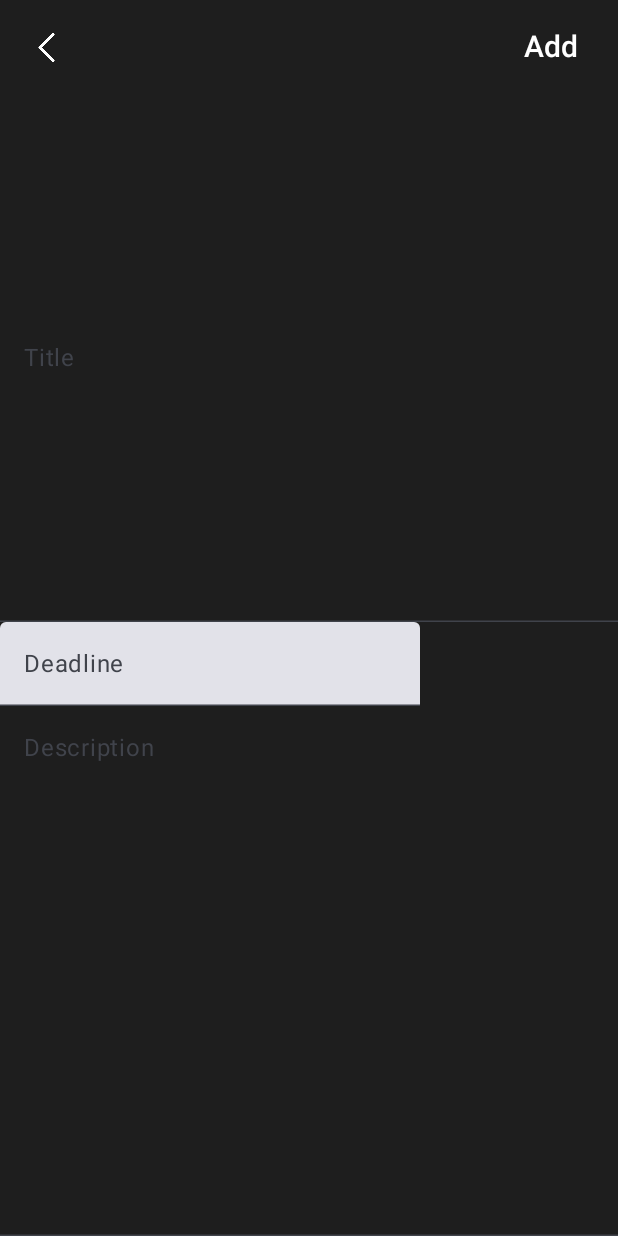
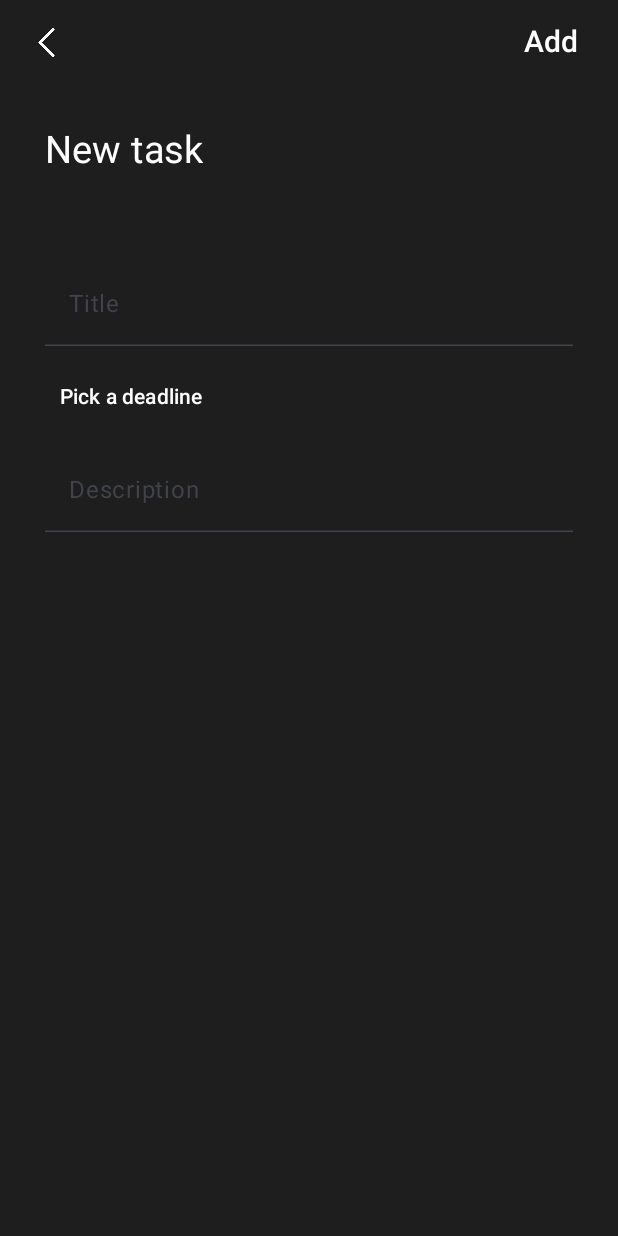
Before and after one commit to AndriQuinn/task-list-app-android, an Android app built with Jetpack Compose: the composable AddTaskScreen shown on its own in the app's theme, on a phone screen of 412 x 824 dp. Run offline under Robolectric (Android 15) with nearby library versions, the phone set to English and light mode, and no system bars.

Commit message:
Added AddTaskScreen body and navController

```diff
--- a/app/build.gradle.kts
+++ b/app/build.gradle.kts
@@ -41,6 +41,7 @@ android {
 
 dependencies {
 
+    implementation("androidx.navigation:navigation-compose:2.7.7")
     implementation(libs.androidx.core.ktx)
     implementation(libs.androidx.lifecycle.runtime.ktx)
     implementation(libs.androidx.activity.compose)
--- a/app/src/main/java/com/example/tasklist/ui/theme/screen/AddTaskScreen.kt
+++ b/app/src/main/java/com/example/tasklist/ui/theme/screen/AddTaskScreen.kt
@@ -50,50 +50,35 @@ import androidx.compose.ui.layout.ContentScale
 import androidx.compose.ui.platform.LocalContext
 import androidx.compose.runtime.*
 import android.app.DatePickerDialog
+import androidx.compose.ui.text.style.TextAlign
 import java.util.Calendar
-
+import androidx.navigation.NavController
+import androidx.navigation.NavHostController
+import androidx.navigation.compose.rememberNavController
 
 @Composable
-fun AddTaskScreen(modifier: Modifier = Modifier) {
-    val context = LocalContext.current
-    val calendar = Calendar.getInstance()
-
-    // Hold selected date as a state
-    val year = calendar.get(Calendar.YEAR)
-    val month = calendar.get(Calendar.MONTH)
-    val day = calendar.get(Calendar.DAY_OF_MONTH)
-
-    var selectedDate by remember { mutableStateOf("") }
-
-    val datePickerDialog = remember {
-        DatePickerDialog(
-            context,
-            { _, y, m, d ->
-                selectedDate = "$d/${m + 1}/$y"
-            },
-            year,
-            month,
-            day
-        )
-    }
-
-
+fun AddTaskScreen(
+    navController: NavController,
+    modifier: Modifier = Modifier) {
     Column (
         modifier = modifier
             .statusBarsPadding()
             .background(Color(0xFF1E1E1E))
             .fillMaxSize()
     ) {
-        val taskTitle by remember { mutableStateOf("") }
-        val taskDescription by remember { mutableStateOf("") }
-        val deadline by remember { mutableStateOf("") }
-        val id by remember {mutableIntStateOf(0)}
+        var taskTitle by remember { mutableStateOf("") }
+        var taskDescription by remember { mutableStateOf("") }
+        var taskDeadline by remember { mutableStateOf("") }
 
         AddTaskNavBar(
+            backFunction = {navController.popBackStack()},
             modifier = Modifier
                 .weight(0.8f)
         )
         AddTaskBody(
+            setTitleFunction = { title -> taskTitle = title }, // taskTitle setter
+            setDeadlineFunction = { deadline -> taskDeadline = deadline }, // taskDeadline setter
+            setDescriptionFunction = { description -> taskDescription = description }, // taskDescription setter
             modifier = Modifier
                 .weight(9.8f)
         )
@@ -101,7 +86,10 @@ fun AddTaskScreen(modifier: Modifier = Modifier) {
 }
 
 @Composable
-fun AddTaskNavBar(modifier: Modifier = Modifier) {
+fun AddTaskNavBar(
+    backFunction: () -> Unit,
+    modifier: Modifier = Modifier
+) {
     Row (
         horizontalArrangement = Arrangement.SpaceBetween,
         verticalAlignment = Alignment.CenterVertically,
@@ -110,7 +98,7 @@ fun AddTaskNavBar(modifier: Modifier = Modifier) {
             .fillMaxSize()
     ) {
         Button (
-            onClick = {/**/},
+            onClick = {backFunction()},
             colors = buttonColors(
                 contentColor = Color.Transparent,
                 containerColor = Color.Transparent
@@ -145,14 +133,49 @@ fun AddTaskNavBar(modifier: Modifier = Modifier) {
 }
 
 @Composable
-fun AddTaskBody(modifier: Modifier = Modifier) {
+fun AddTaskBody(
+    setTitleFunction: (String) -> Unit,
+    setDeadlineFunction: (String) -> Unit,
+    setDescriptionFunction: (String) -> Unit,
+    modifier: Modifier = Modifier
+
+) {
+    val context = LocalContext.current
+    val calendar = Calendar.getInstance()
+    val year = calendar.get(Calendar.YEAR) // Set default year
+    val month = calendar.get(Calendar.MONTH) // Set default month
+    val day = calendar.get(Calendar.DAY_OF_MONTH) // Set default day
+
+    // Holds the selected date as state
+    var selectedDate by remember { mutableStateOf("") }
+
+    // Date picker
+    val datePickerDialog = remember {
+        DatePickerDialog(
+            context,
+            { _, y, m, d ->
+                selectedDate = "$d/${m + 1}/$y"
+                setDeadlineFunction(selectedDate)
+            },
+            year,
+            month,
+            day
+        )
+    }
+
+    Text(
+        text = "New task",
+        color = Color.White,
+        fontSize = 25.sp,
+        modifier = Modifier.padding(30.dp).fillMaxWidth()
+    )
     Column (
-        modifier = modifier.fillMaxSize()
+        modifier = modifier.padding(30.dp).fillMaxSize()
     ) {
         // set title field
         TextField(
             value = "",
-            onValueChange = {},
+            onValueChange = {setTitleFunction(it)},
             label = {Text("Title")},
             singleLine = true,
             colors = TextFieldDefaults.colors(
@@ -161,20 +184,40 @@ fun AddTaskBody(modifier: Modifier = Modifier) {
                 unfocusedTextColor = Color.White,
                 focusedTextColor = Color.White
             ),
-            modifier = modifier.fillMaxWidth()
+            modifier = Modifier.fillMaxWidth()
         )
-
+        Spacer(Modifier.height(10.dp))
         // set deadline field
-        TextField(
-            value = "",
-            onValueChange = {},
-            label = {Text("Deadline")}
-        )
-
+        Button(
+            onClick = {datePickerDialog.show()},
+            colors = buttonColors(
+                containerColor = Color.Transparent,
+                contentColor = Color.Transparent,
+            ),
+            shape = RoundedCornerShape(0.dp),
+            contentPadding = PaddingValues(0.dp)
+        ) {
+            if (selectedDate.isBlank()) {
+                Text(
+                    text ="Pick a deadline",
+                    color = Color.White,
+                    modifier = modifier.padding(start = 10.dp).fillMaxWidth(),
+                    textAlign = TextAlign.Start
+                )
+            } else {
+                Text(
+                    text = selectedDate,
+                    color = Color.White,
+                    modifier = modifier.padding(start = 10.dp).fillMaxWidth(),
+                    textAlign = TextAlign.Start
+                )
+            }
+        }
+        Spacer(Modifier.height(10.dp))
         // set description field
         TextField(
             value = "",
-            onValueChange = {},
+            onValueChange = {setDescriptionFunction(it)},
             label = {Text("Description")},
             colors = TextFieldDefaults.colors(
                 focusedContainerColor = Color.Transparent,
@@ -183,7 +226,9 @@ fun AddTaskBody(modifier: Modifier = Modifier) {
                 focusedTextColor = Color.White,
 
             ),
-            modifier = modifier.fillMaxWidth()
+            singleLine = false,
+            modifier = Modifier.fillMaxWidth()
+
         )
     }
 }
@@ -195,5 +240,5 @@ fun AddTaskBody(modifier: Modifier = Modifier) {
 )
 @Composable
 fun AddTaskScreenPreview(modifier: Modifier = Modifier) {
-    AddTaskScreen()
+    AddTaskScreen(navController = rememberNavController())
 }
```
Also changed, not shown: app/src/main/java/com/example/tasklist/MainActivity.kt (+27 -3 lines), app/src/main/java/com/example/tasklist/ui/theme/screen/HomeScreen.kt (+16 -7 lines), 1 other file.
